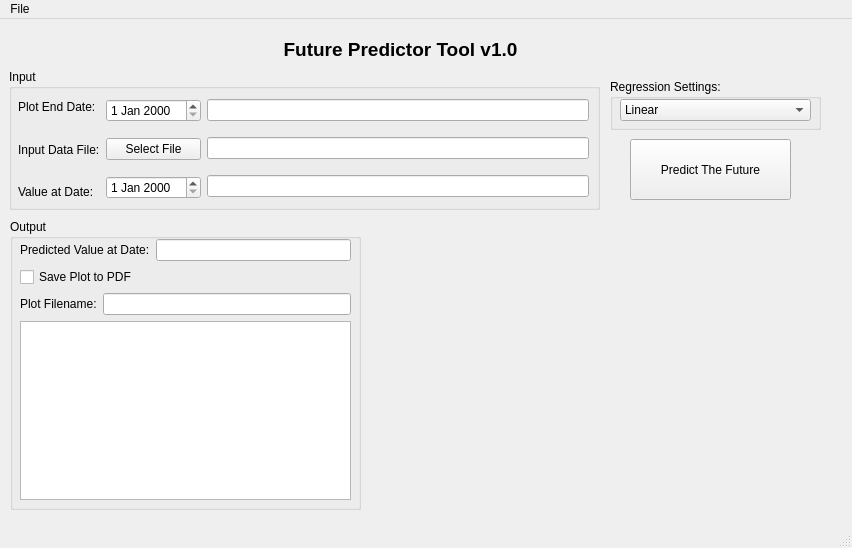
Above: predictor_template.ui from AJ-LinharesIV/PyQt_practice before the change. Below: the same form after it.
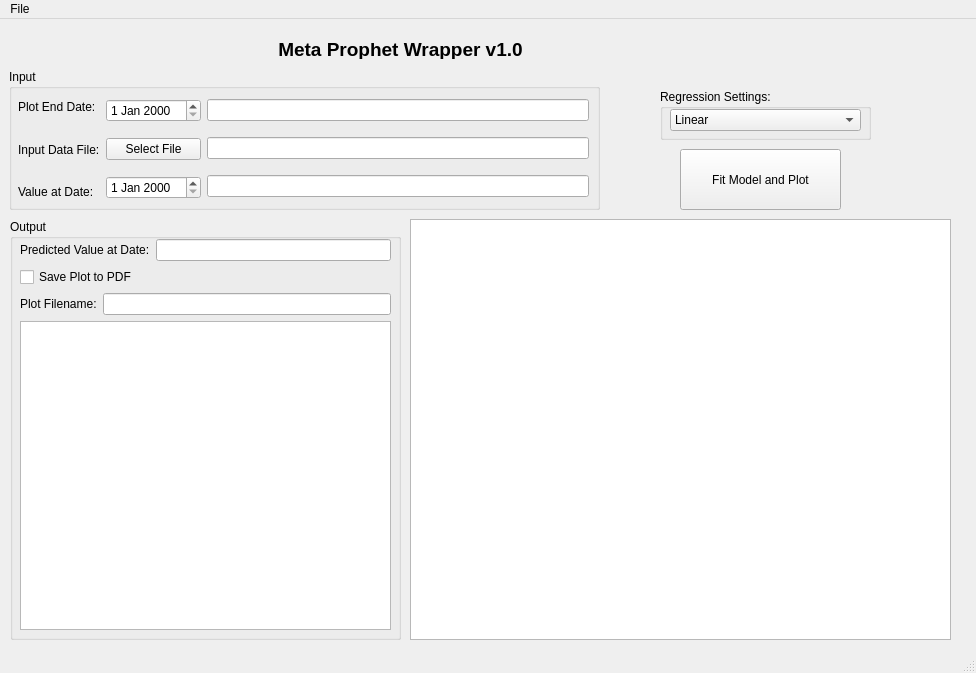
That is the form after the change.

Commit message: working prophet model example and plotting

```diff
--- a/predictor_template.ui
+++ b/predictor_template.ui
@@ -6,8 +6,8 @@
    <rect>
     <x>0</x>
     <y>0</y>
-    <width>852</width>
-    <height>548</height>
+    <width>976</width>
+    <height>673</height>
    </rect>
   </property>
   <property name="windowTitle">
@@ -32,7 +32,7 @@
      </font>
     </property>
     <property name="text">
-     <string>Future Predictor Tool v1.0</string>
+     <string>Meta Prophet Wrapper v1.0</string>
     </property>
     <property name="alignment">
      <set>Qt::AlignCenter</set>
@@ -41,14 +41,14 @@
    <widget class="QPushButton" name="ButtonPredict">
     <property name="geometry">
      <rect>
-      <x>630</x>
-      <y>120</y>
+      <x>680</x>
+      <y>130</y>
       <width>161</width>
       <height>61</height>
      </rect>
     </property>
     <property name="text">
-     <string>Predict The Future</string>
+     <string>Fit Model and Plot</string>
     </property>
    </widget>
    <widget class="QGroupBox" name="groupBoxInput">
@@ -136,8 +136,8 @@
      <rect>
       <x>10</x>
       <y>200</y>
-      <width>351</width>
-      <height>291</height>
+      <width>391</width>
+      <height>421</height>
      </rect>
     </property>
     <property name="title">
@@ -148,8 +148,8 @@
       <rect>
        <x>10</x>
        <y>20</y>
-       <width>331</width>
-       <height>261</height>
+       <width>371</width>
+       <height>391</height>
       </rect>
      </property>
      <layout class="QVBoxLayout" name="verticalLayout_3">
@@ -197,8 +197,8 @@
    <widget class="QGroupBox" name="groupBox_2">
     <property name="geometry">
      <rect>
-      <x>610</x>
-      <y>60</y>
+      <x>660</x>
+      <y>70</y>
       <width>211</width>
       <height>51</height>
      </rect>
@@ -230,13 +230,17 @@
    <widget class="QWidget" name="verticalLayoutWidget">
     <property name="geometry">
      <rect>
-      <x>380</x>
+      <x>410</x>
       <y>200</y>
-      <width>441</width>
-      <height>291</height>
+      <width>541</width>
+      <height>421</height>
      </rect>
     </property>
-    <layout class="QVBoxLayout" name="verticalLayout_4"/>
+    <layout class="QVBoxLayout" name="verticalLayout_4">
+     <item>
+      <widget class="QGraphicsView" name="graphicsView"/>
+     </item>
+    </layout>
    </widget>
   </widget>
   <widget class="QMenuBar" name="menubar">
@@ -244,7 +248,7 @@
     <rect>
      <x>0</x>
      <y>0</y>
-     <width>852</width>
+     <width>976</width>
      <height>26</height>
     </rect>
    </property>
```
The commit also changes 2 other files.
